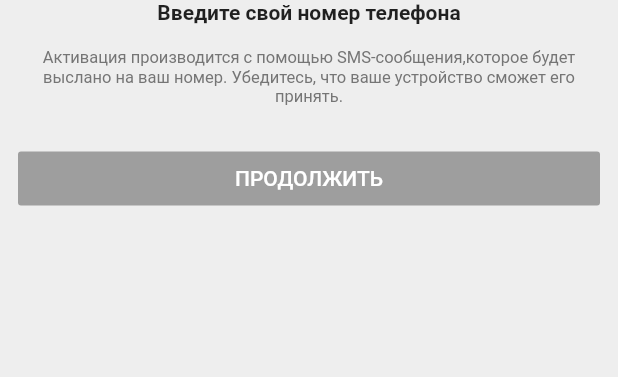
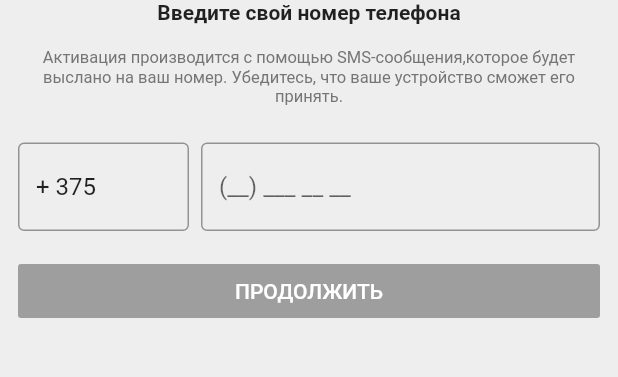
Before and after one commit to AliakseiShvants/AibolitFlutter, a Flutter app: the screen it shows after launch, after a tap on "Вход", on a phone screen of 412 x 824 dp, the part 276-653 px from its top. Run offline on Flutter 3.47's test engine with Material 2 defaults, Android fonts, the phone set to English and light mode, and no system bars; our stand-ins replace flutter_masked_text, flutter_vector_icons, shared_preferences.

Commit message:
login screen

```diff
--- a/lib/utils/app_colors.dart
+++ b/lib/utils/app_colors.dart
@@ -8,4 +8,5 @@ class AppColors {
   static Color grey300 = Colors.grey.shade300;
   static Color grey400 = Colors.grey.shade400;
   static Color grey500 = Colors.grey.shade500;
+  static Color green = Color(0xff009688);
 }
--- a/lib/utils/themes.dart
+++ b/lib/utils/themes.dart
@@ -18,6 +18,10 @@ class Themes {
     primaryColor: AppColors.PRIMARY_COLOR,
     textTheme: mainTextTheme,
     visualDensity: VisualDensity.adaptivePlatformDensity,
+    buttonTheme: ButtonThemeData(
+      buttonColor: Color(0xff009688),
+      disabledColor: AppColors.grey400,
+    ),
   );
 
   static final TextTheme mainTextTheme = ThemeData.light().textTheme.copyWith(
--- a/lib/widget/appbar/login/login_screen.dart
+++ b/lib/widget/appbar/login/login_screen.dart
@@ -1,10 +1,12 @@
 import 'package:AibolitFlutter/utils/app_colors.dart';
 import 'package:AibolitFlutter/utils/app_widgets.dart';
+import 'package:AibolitFlutter/utils/borders.dart';
 import 'package:AibolitFlutter/utils/dimens.dart';
 import 'package:AibolitFlutter/utils/preferences.dart';
 import 'package:AibolitFlutter/utils/strings.dart';
 import 'package:flutter/material.dart';
 import 'package:flutter/widgets.dart';
+import 'package:flutter_masked_text/flutter_masked_text.dart';
 
 class LoginScreen extends StatefulWidget {
   @override
@@ -18,7 +20,13 @@ class _LoginScreenState extends State<LoginScreen> {
       'которое будет выслано на ваш номер. '
       'Убедитесь, что ваше устройство сможет его принять.';
 
+  var _phonePrefixController = TextEditingController(text: '+ 375');
+  var _phoneNumberController = MaskedTextController(
+    mask: '(00) 000 00 00',
+  );
+
   bool _isLoginEnable = false;
+  bool _isLoginButtonEnabled = false;
 
   void _enableLogin() {
     setState(() {
@@ -31,17 +39,51 @@ class _LoginScreenState extends State<LoginScreen> {
         child: Column(
           children: <Widget>[
             AppWidgets.getHeaderWithLogo(_headerTitle, _headerMsg),
+            Row(
+              children: <Widget>[
+                Expanded(
+                  flex: 3,
+                  child: TextField(
+                    controller: _phonePrefixController,
+                    decoration: InputDecoration(
+                      fillColor: Colors.white,
+                      border: OutlineInputBorder(),
+                      hintText: _phonePrefixController.text
+                    ),
+                    keyboardType: TextInputType.phone,
+                  ),
+                ),
                 SizedBox(
+                  width: 8,
+                ),
+                Expanded(
+                  flex: 7,
+                  child: TextField(
+                    controller: _phoneNumberController,
+                    decoration: InputDecoration(
+                      border: OutlineInputBorder(),
+                      hintText: '(__) ___ __ __',
+                    ),
+                    keyboardType: TextInputType.phone,
+                  ),
+                ),
+              ],
+            ),
+            Padding(
+              padding: const EdgeInsets.only(top: 16),
+              child: SizedBox(
                 width: double.infinity,
                 child: FlatButton(
-                color: AppColors.grey500,
+                  disabledColor: AppColors.grey500,
+                  color:  AppColors.green,
                   child: Text(
                     'Продолжить'.toUpperCase(),
                     style: TextStyle(
                       color: Colors.white,
                     ),
                   ),
-                onPressed: callback,
+                  onPressed: _isLoginButtonEnabled ? callback : null,
+                ),
               ),
             ),
           ],
@@ -50,7 +92,10 @@ class _LoginScreenState extends State<LoginScreen> {
 
   @override
   Widget build(BuildContext context) {
+    _phoneNumberController.addListener(() {_validate();});
+
     return Scaffold(
+      resizeToAvoidBottomInset: false,
       backgroundColor: AppColors.grey200,
       appBar: AppWidgets.getAppBar(context, _appBarTitle),
       body: SafeArea(
@@ -62,11 +107,8 @@ class _LoginScreenState extends State<LoginScreen> {
                 alignment: Alignment.center,
                 children: <Widget>[
                   _loginWidget(),
-                  Opacity(
-                    opacity: 0.8,
-                    child: Container(
-                      color: AppColors.primaryGrey,
-                    ),
+                  Container(
+                    color: AppColors.primaryGrey.withOpacity(0.8),
                   ),
                   CircularProgressIndicator(),
                 ],
@@ -87,4 +129,12 @@ class _LoginScreenState extends State<LoginScreen> {
 
     Navigator.pop(context);
   }
+
+  void _validate() {
+    if (_phoneNumberController.text.length == 14) {
+      setState(() {
+        _isLoginButtonEnabled = true;
+      });
     }
+  }
+}
--- a/pubspec.yaml
+++ b/pubspec.yaml
@@ -27,6 +27,7 @@ dependencies:
   flutter_svg: ^0.17.3
   flutter_vector_icons: ^0.2.1
   shared_preferences: ^0.5.7+3
+  flutter_masked_text: ^0.8.0
 
   # The following adds the Cupertino Icons font to your application.
   # Use with the CupertinoIcons class for iOS style icons.
```
Also changed, not shown: pubspec.lock. Lines whose indentation alone changed are shown as unchanged.
